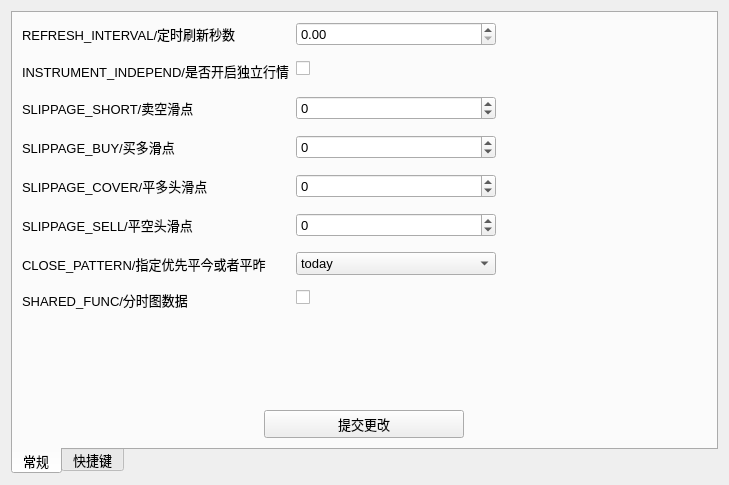
The window that app/ui/config.ui (ctpbee/ctpbee_desktop) describes before a commit, drawn with Qt 5.
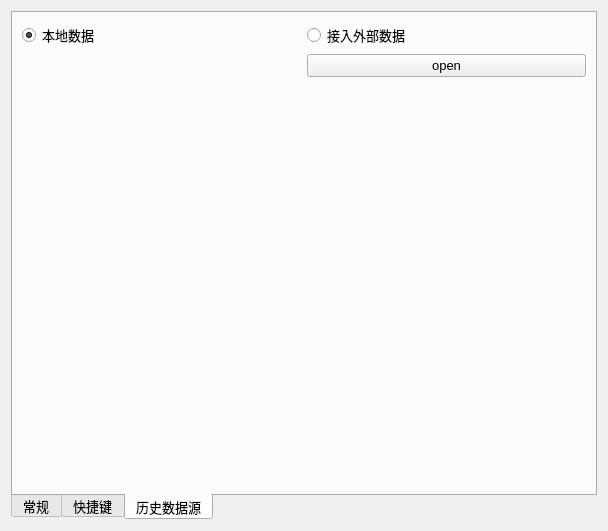
The same window after the commit. The open tabs and pages were chosen to show the change. Icons and pictures are not drawn.

Patch:
```diff
--- a/app/ui/config.ui
+++ b/app/ui/config.ui
@@ -6,8 +6,8 @@
    <rect>
     <x>0</x>
     <y>0</y>
-    <width>729</width>
-    <height>485</height>
+    <width>608</width>
+    <height>531</height>
    </rect>
   </property>
   <property name="minimumSize">
@@ -384,6 +384,50 @@
        </item>
       </layout>
      </widget>
+     <widget class="QWidget" name="history_data_tab">
+      <attribute name="title">
+       <string>历史数据源</string>
+      </attribute>
+      <layout class="QGridLayout" name="gridLayout">
+       <item row="1" column="1">
+        <widget class="QRadioButton" name="exter_btn">
+         <property name="text">
+          <string>接入外部数据</string>
+         </property>
+        </widget>
+       </item>
+       <item row="1" column="0">
+        <widget class="QRadioButton" name="local_btn">
+         <property name="text">
+          <string>本地数据</string>
+         </property>
+         <property name="checked">
+          <bool>true</bool>
+         </property>
+        </widget>
+       </item>
+       <item row="2" column="1">
+        <widget class="QPushButton" name="open_db_btn">
+         <property name="text">
+          <string>open</string>
+         </property>
+        </widget>
+       </item>
+       <item row="3" column="1">
+        <spacer name="verticalSpacer">
+         <property name="orientation">
+          <enum>Qt::Vertical</enum>
+         </property>
+         <property name="sizeHint" stdset="0">
+          <size>
+           <width>20</width>
+           <height>40</height>
+          </size>
+         </property>
+        </spacer>
+       </item>
+      </layout>
+     </widget>
     </widget>
    </item>
   </layout>
```
